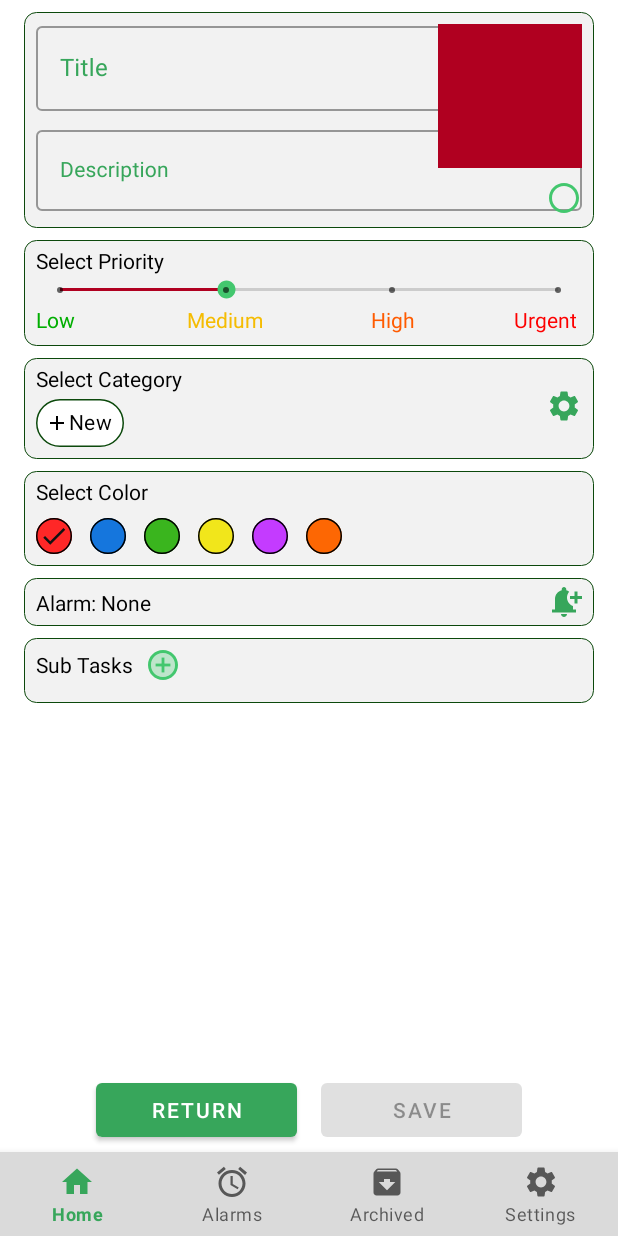
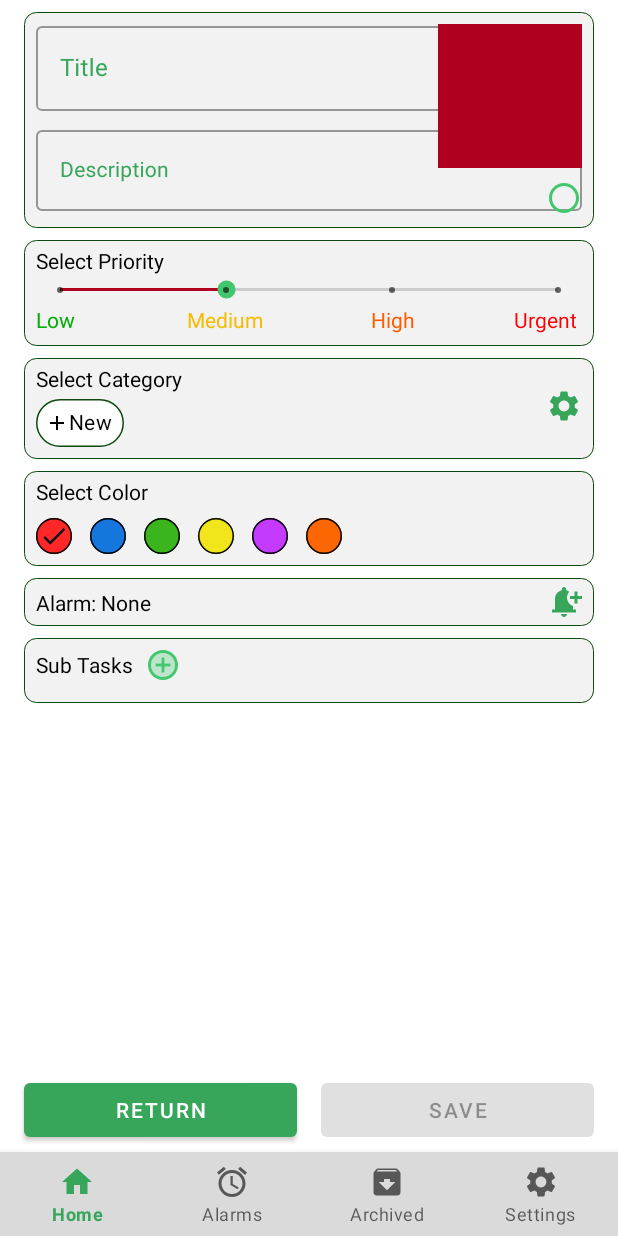
Before and after one commit to yemregul94/Android-ToDoList, an Android app: the ListItemDetailsFragment screen opened through its navigation route, on a phone screen of 412 x 824 dp. Run offline under Robolectric (Android 15) with nearby library versions, the phone set to English and light mode, and no system bars; our stand-ins replace Dagger/Hilt's generated code, Firebase (no records; nobody signed in at launch, a user with empty details on screens opened directly), data binding, navigation-ui.

Commit message:
Button tweak

```diff
--- a/app/build.gradle
+++ b/app/build.gradle
@@ -12,8 +12,8 @@ android {
         applicationId "com.moonlight.todolist"
         minSdk 21
         targetSdk 34
-        versionCode 5
-        versionName "1.04"
+        versionCode 6
+        versionName "1.05"
 
         testInstrumentationRunner "androidx.test.runner.AndroidJUnitRunner"
         vectorDrawables {
--- a/app/src/main/res/layout/fragment_list_item_details.xml
+++ b/app/src/main/res/layout/fragment_list_item_details.xml
@@ -516,7 +516,7 @@
                     android:id="@+id/btn_return"
                     android:layout_width="0dp"
                     android:layout_height="wrap_content"
-                    android:layout_marginStart="64dp"
+                    android:layout_marginStart="16dp"
                     android:layout_marginBottom="4dp"
                     android:text="@string/button_return"
                     android:textColor="@color/main_background"
@@ -529,7 +529,7 @@
                     android:layout_width="0dp"
                     android:layout_height="wrap_content"
                     android:layout_marginStart="16dp"
-                    android:layout_marginEnd="64dp"
+                    android:layout_marginEnd="16dp"
                     android:layout_marginBottom="4dp"
                     android:text="@string/update"
                     android:textColor="@color/main_background"
@@ -543,7 +543,7 @@
                     android:layout_width="0dp"
                     android:layout_height="wrap_content"
                     android:layout_marginStart="16dp"
-                    android:layout_marginEnd="64dp"
+                    android:layout_marginEnd="16dp"
                     android:layout_marginBottom="4dp"
                     android:text="@string/save"
                     app:layout_constraintBottom_toTopOf="@+id/tv_update"
```
